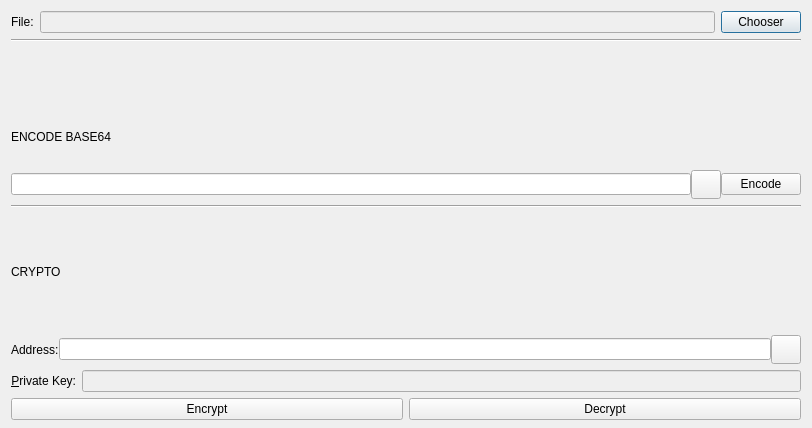
First picture: the form in src/qt/forms/encryptdecryptdialog.ui, repository mceme/ImageCoin, before the edit.
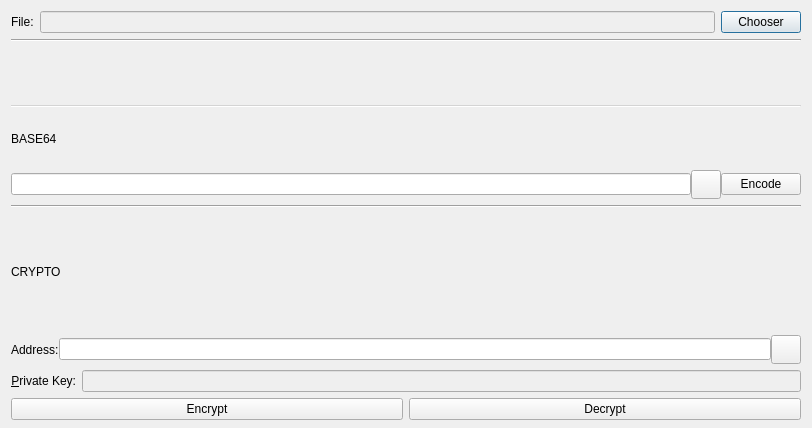
Second picture: the form after the edit. Custom widgets are drawn as their Qt base class.

Patch:
```diff
--- a/src/qt/forms/encryptdecryptdialog.ui
+++ b/src/qt/forms/encryptdecryptdialog.ui
@@ -67,10 +67,135 @@
        </property>
       </widget>
      </item>
+     <item>
+      <widget class="Line" name="line_3">
+       <property name="palette">
+        <palette>
+         <active>
+          <colorrole role="WindowText">
+           <brush brushstyle="SolidPattern">
+            <color alpha="255">
+             <red>0</red>
+             <green>0</green>
+             <blue>0</blue>
+            </color>
+           </brush>
+          </colorrole>
+          <colorrole role="Dark">
+           <brush brushstyle="SolidPattern">
+            <color alpha="255">
+             <red>212</red>
+             <green>212</green>
+             <blue>212</blue>
+            </color>
+           </brush>
+          </colorrole>
+          <colorrole role="Text">
+           <brush brushstyle="SolidPattern">
+            <color alpha="255">
+             <red>0</red>
+             <green>0</green>
+             <blue>0</blue>
+            </color>
+           </brush>
+          </colorrole>
+          <colorrole role="ButtonText">
+           <brush brushstyle="SolidPattern">
+            <color alpha="255">
+             <red>0</red>
+             <green>0</green>
+             <blue>0</blue>
+            </color>
+           </brush>
+          </colorrole>
+         </active>
+         <inactive>
+          <colorrole role="WindowText">
+           <brush brushstyle="SolidPattern">
+            <color alpha="255">
+             <red>0</red>
+             <green>0</green>
+             <blue>0</blue>
+            </color>
+           </brush>
+          </colorrole>
+          <colorrole role="Dark">
+           <brush brushstyle="SolidPattern">
+            <color alpha="255">
+             <red>212</red>
+             <green>212</green>
+             <blue>212</blue>
+            </color>
+           </brush>
+          </colorrole>
+          <colorrole role="Text">
+           <brush brushstyle="SolidPattern">
+            <color alpha="255">
+             <red>0</red>
+             <green>0</green>
+             <blue>0</blue>
+            </color>
+           </brush>
+          </colorrole>
+          <colorrole role="ButtonText">
+           <brush brushstyle="SolidPattern">
+            <color alpha="255">
+             <red>0</red>
+             <green>0</green>
+             <blue>0</blue>
+            </color>
+           </brush>
+          </colorrole>
+         </inactive>
+         <disabled>
+          <colorrole role="WindowText">
+           <brush brushstyle="SolidPattern">
+            <color alpha="255">
+             <red>212</red>
+             <green>212</green>
+             <blue>212</blue>
+            </color>
+           </brush>
+          </colorrole>
+          <colorrole role="Dark">
+           <brush brushstyle="SolidPattern">
+            <color alpha="255">
+             <red>212</red>
+             <green>212</green>
+             <blue>212</blue>
+            </color>
+           </brush>
+          </colorrole>
+          <colorrole role="Text">
+           <brush brushstyle="SolidPattern">
+            <color alpha="255">
+             <red>212</red>
+             <green>212</green>
+             <blue>212</blue>
+            </color>
+           </brush>
+          </colorrole>
+          <colorrole role="ButtonText">
+           <brush brushstyle="SolidPattern">
+            <color alpha="255">
+             <red>212</red>
+             <green>212</green>
+             <blue>212</blue>
+            </color>
+           </brush>
+          </colorrole>
+         </disabled>
+        </palette>
+       </property>
+       <property name="orientation">
+        <enum>Qt::Horizontal</enum>
+       </property>
+      </widget>
+     </item>
      <item>
       <widget class="QLabel" name="label">
        <property name="text">
-        <string>ENCODE BASE64</string>
+        <string>BASE64</string>
        </property>
       </widget>
      </item>
```
Left out of the diff: 3 changed lines with no effect on the pictures.
